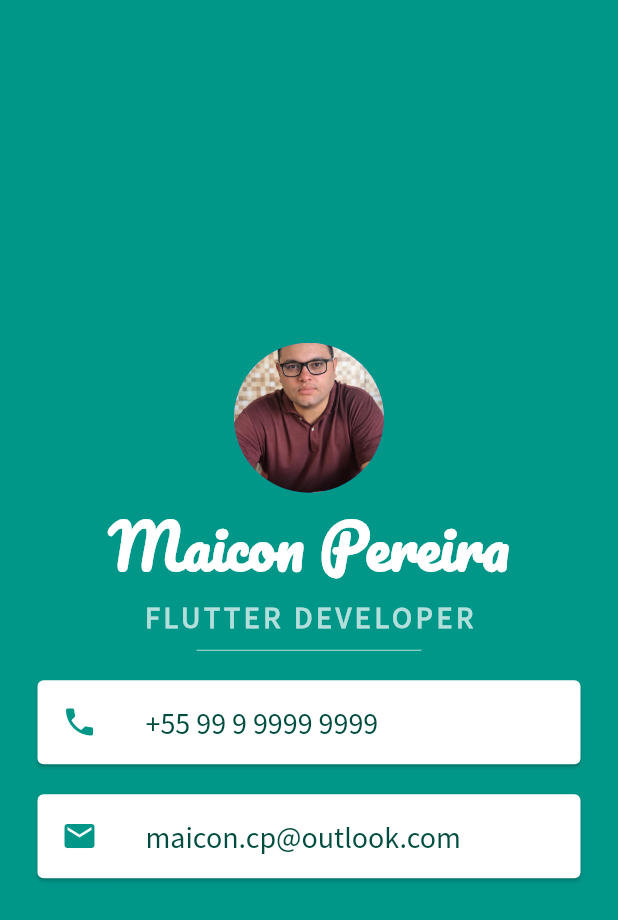
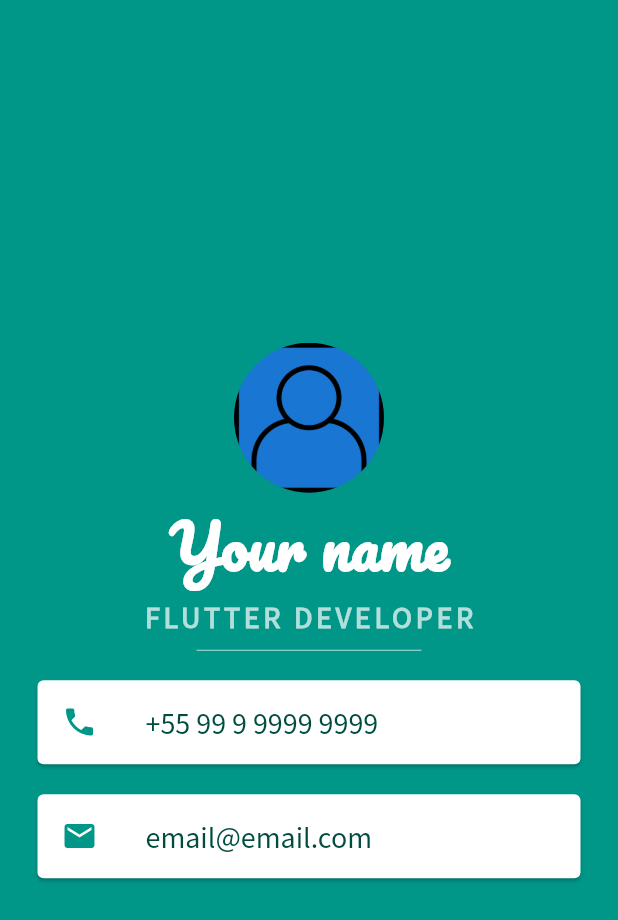
Before and after one commit to MaiconPereira/flutter_projects, a Flutter app: the screen it shows after launch, on a phone screen of 412 x 824 dp. Shown: the top 920 px of the screen. Run offline on Flutter 3.47's test engine with Material 2 defaults, Android fonts, the phone set to English and light mode, and no system bars.

Commit message:
change profile photo and card information

```diff
--- a/mi_card_flutter/lib/main.dart
+++ b/mi_card_flutter/lib/main.dart
@@ -16,10 +16,10 @@ class MyApp extends StatelessWidget {
           children: <Widget>[
             CircleAvatar(
               radius: 50.0,
-              backgroundImage: AssetImage('images/maicon.jpg'),
+              backgroundImage: AssetImage('images/avatar.png'),
             ),
             Text(
-              'Maicon Pereira',
+              'Your name',
               style: TextStyle(
                 fontFamily: 'Pacifico',
                 fontSize: 40.0,
@@ -68,7 +68,7 @@ class MyApp extends StatelessWidget {
                   color: Colors.teal,
                 ),
                 title: Text(
-                  'maicon.cp@outlook.com',
+                  'email@email.com',
                   style: TextStyle(
                     color: Colors.teal.shade900,
                     fontFamily: 'Source Sans Pro',
```
Also changed, not shown: mi_card_flutter/images/avatar.png (added), mi_card_flutter/images/maicon.jpg (deleted).
